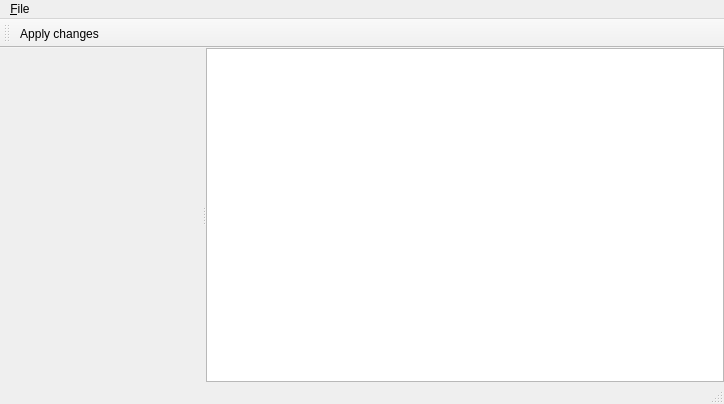
Above: mainwindow.ui from zusitools/zpm before the change. Below: the same form after it.
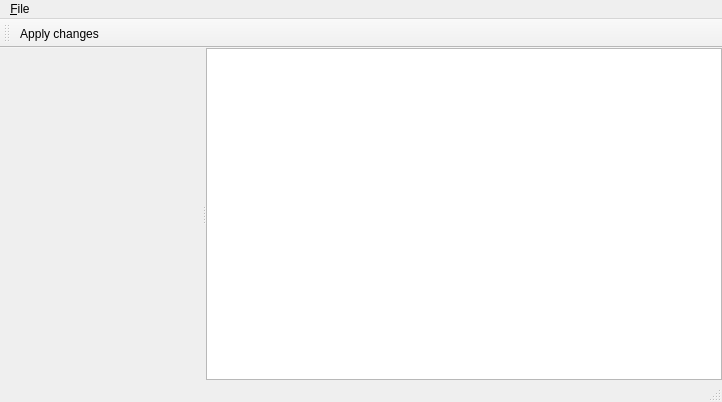
That is the form after the change.

Diff of the .ui file:
```diff
--- a/mainwindow.ui
+++ b/mainwindow.ui
@@ -6,8 +6,8 @@
    <rect>
     <x>0</x>
     <y>0</y>
-    <width>724</width>
-    <height>404</height>
+    <width>722</width>
+    <height>402</height>
    </rect>
   </property>
   <property name="windowTitle">
@@ -77,7 +77,7 @@
     <rect>
      <x>0</x>
      <y>0</y>
-     <width>724</width>
+     <width>722</width>
      <height>19</height>
     </rect>
    </property>
```
